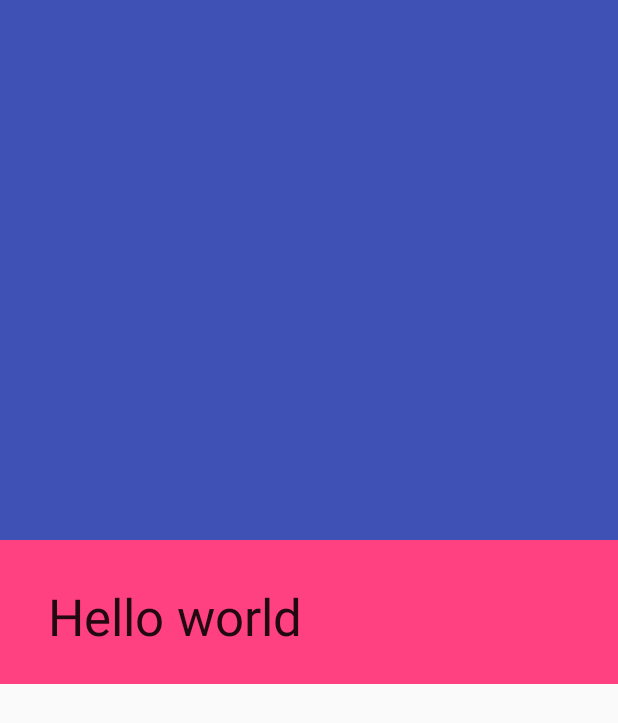
After one commit to mlumeau/Starring, an Android app: the DetailActivity screen opened directly, with no data from a screen before it, on a phone screen of 412 x 824 dp. The commit adds this screen. Shown: the top 723 px of the screen. Run offline under Robolectric (Android 15) with nearby library versions, the phone set to English and light mode, and no system bars.

Commit message:
[WIP] Movie detail screen

```diff
--- /dev/null
+++ b/app/src/main/java/com/flyingsquirrels/starring/DetailActivity.kt
@@ -0,0 +1,20 @@
+package com.flyingsquirrels.starring
+
+import android.os.Bundle
+import android.support.v7.app.AppCompatActivity
+import kotlinx.android.synthetic.main.activity_detail.*
+
+/**
+ * Created by mlumeau on 02/03/2018.
+ */
+
+class DetailActivity : AppCompatActivity(){
+    override fun onCreate(savedInstanceState: Bundle?) {
+        super.onCreate(savedInstanceState)
+        setContentView(R.layout.activity_detail)
+
+        setActionBar(toolbar)
+
+        toolbar.title = "Hello world"
+    }
+}
--- a/app/src/main/java/com/flyingsquirrels/starring/Network.kt
+++ b/app/src/main/java/com/flyingsquirrels/starring/Network.kt
@@ -40,4 +40,5 @@ class NetworkModule(private val baseUrl: String, private val apiKey: String) {
     fun provideTMDB(retrofit: Retrofit): TMDBRetrofitService{
         return retrofit.create(TMDBRetrofitService::class.java)
     }
+
 }
--- /dev/null
+++ b/app/src/main/res/layout/activity_detail.xml
@@ -0,0 +1,50 @@
+<?xml version="1.0" encoding="utf-8"?>
+<android.support.design.widget.CoordinatorLayout xmlns:android="http://schemas.android.com/apk/res/android"
+    xmlns:tools="http://schemas.android.com/tools"
+    android:layout_width="match_parent"
+    android:layout_height="match_parent"
+    tools:context=".DetailActivity"
+    android:fitsSystemWindows="false"
+    xmlns:app="http://schemas.android.com/apk/res-auto">
+
+    <android.support.design.widget.AppBarLayout
+        android:layout_width="match_parent"
+        android:layout_height="wrap_content">
+
+        <android.support.design.widget.CollapsingToolbarLayout
+            android:layout_width="match_parent"
+            android:layout_height="wrap_content"
+            app:layout_scrollFlags="scroll|exitUntilCollapsed">
+            <RelativeLayout
+                android:layout_width="match_parent"
+                android:layout_height="wrap_content">
+                <ImageView
+                    android:id="@+id/picture"
+                    android:layout_width="match_parent"
+                    android:layout_height="360dp"
+                    app:layout_collapseMode="parallax"
+                    android:src="@color/colorPrimary"/>
+
+                <RelativeLayout
+                    android:layout_width="match_parent"
+                    android:layout_height="96dp"
+                    android:layout_gravity="bottom"
+                    android:layout_below="@+id/picture"
+                    android:background="@color/colorAccent">
+
+                </RelativeLayout>
+            </RelativeLayout>
+            <Toolbar
+                android:id="@+id/toolbar"
+                android:layout_width="match_parent"
+                android:layout_height="?android:attr/actionBarSize"
+                android:fitsSystemWindows="true"
+                android:popupTheme="@style/ThemeOverlay.AppCompat.Light"
+                android:title="@string/app_name"
+                app:layout_collapseMode="pin"/>
+        </android.support.design.widget.CollapsingToolbarLayout>
+
+    </android.support.design.widget.AppBarLayout>
+
+
+</android.support.design.widget.CoordinatorLayout>
--- a/app/src/main/res/values/styles.xml
+++ b/app/src/main/res/values/styles.xml
@@ -8,4 +8,8 @@
         <item name="colorAccent">@color/colorAccent</item>
     </style>
 
+    <style name="AppTheme.Detail" parent="Theme.AppCompat.Light.NoActionBar">
+        <item name="android:windowTranslucentStatus">true</item>
+    </style>
+
 </resources>
```
Also changed, not shown: app/src/main/AndroidManifest.xml (+18 -0 lines), app/src/main/java/com/flyingsquirrels/starring/MainActivity.kt (+17 -61 lines), app/src/main/java/com/flyingsquirrels/starring/Movie.kt (added, +43 -0 lines), app/src/main/java/com/flyingsquirrels/starring/TMDB.kt (+8 -4 lines).
